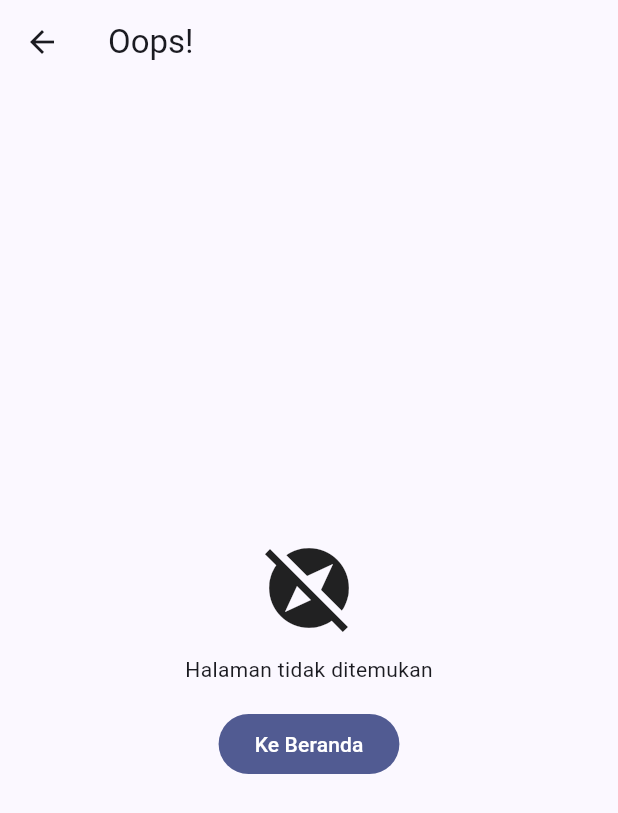
After one commit to lilykurnia6002-source/WS-Pengembangan-Website_10-navigasi-flutter.md, a Flutter app: the NotFoundPage screen opened by its route, on a phone screen of 412 x 824 dp. The commit adds this screen. Shown: the top 813 px of the screen. Run offline on Flutter 3.47's test engine with Material 3 defaults, Android fonts, the phone set to English and light mode, and no system bars; our stand-ins replace go_router.

Commit message:
Migrasi navigasi ke go_router dan finalisasi aplikasi

```diff
--- /dev/null
+++ b/lib/app/app_router.dart
@@ -0,0 +1,46 @@
+import 'package:go_router/go_router.dart';
+
+import '../data/dummy_data.dart';
+import '../models/models.dart';
+import '../pages/edit_profile_page.dart';
+import '../pages/not_found_page.dart';
+import '../pages/profile_page.dart';
+import '../pages/project_detail_page.dart';
+import '../pages/splash_page.dart';
+import 'app_routes.dart';
+
+final GoRouter appRouter = GoRouter(
+  initialLocation: AppRoutes.splash,
+  debugLogDiagnostics: true, // cetak log navigasi di Debug Console
+  errorBuilder: (context, state) => const NotFoundPage(), // pengganti halaman 404
+  routes: [
+    GoRoute(
+      path: AppRoutes.splash,
+      builder: (context, state) => const SplashPage(),
+    ),
+    GoRoute(
+      path: AppRoutes.profile,
+      builder: (context, state) => const ProfilePage(),
+      routes: [
+        // Route anak: path RELATIF (tanpa "/" di depan)
+        GoRoute(
+          path: 'projects/:id',
+          builder: (context, state) {
+            final id = state.pathParameters['id']!;
+            final project = findProjectById(id);
+            if (project == null) return const NotFoundPage();
+            return ProjectDetailPage(project: project);
+          },
+        ),
+        GoRoute(
+          path: 'edit',
+          builder: (context, state) {
+            final profile = state.extra; // objek yang dikirim lewat `extra`
+            if (profile is! Profile) return const NotFoundPage();
+            return EditProfilePage(profile: profile);
+          },
+        ),
+      ],
+    ),
+  ],
+);
--- /dev/null
+++ b/lib/app/app_routes.dart
@@ -0,0 +1,10 @@
+class AppRoutes {
+  AppRoutes._();
+
+  static const splash = '/';
+  static const profile = '/profile';
+  static const editProfile = '/profile/edit';
+
+  /// Path berparameter dibuat lewat fungsi, bukan string manual
+  static String projectDetail(String id) => '/profile/projects/$id';
+}
--- a/lib/data/dummy_data.dart
+++ b/lib/data/dummy_data.dart
@@ -29,3 +29,10 @@ const dummyProjects = <Project>[
     techStack: ['Kattapa Caffe', 'Rabbanii Caffe', 'Brise'],
   ),
 ];
+
+Project? findProjectById(String id) {
+  for (final project in dummyProjects) {
+    if (project.id == id) return project;
+  }
+  return null; // tidak ditemukan
+}
--- a/lib/main.dart
+++ b/lib/main.dart
@@ -1,6 +1,6 @@
 import 'package:flutter/material.dart';
 
-import 'pages/profile_page.dart';
+import 'app/app_router.dart';
 
 void main() => runApp(const MyApp());
 
@@ -9,11 +9,11 @@ class MyApp extends StatelessWidget {
 
   @override
   Widget build(BuildContext context) {
-    return MaterialApp(
+    return MaterialApp.router(
       title: 'Kartu Profil Digital',
       debugShowCheckedModeBanner: false,
       theme: ThemeData(colorSchemeSeed: Colors.indigo, useMaterial3: true),
-      home: const ProfilePage(),
+      routerConfig: appRouter,
     );
   }
 }
--- /dev/null
+++ b/lib/pages/not_found_page.dart
@@ -0,0 +1,30 @@
+import 'package:flutter/material.dart';
+import 'package:go_router/go_router.dart';
+
+import '../app/app_routes.dart';
+
+class NotFoundPage extends StatelessWidget {
+  const NotFoundPage({super.key});
+
+  @override
+  Widget build(BuildContext context) {
+    return Scaffold(
+      appBar: AppBar(title: const Text('Oops!')),
+      body: Center(
+        child: Column(
+          mainAxisSize: MainAxisSize.min,
+          children: [
+            const Icon(Icons.explore_off, size: 64),
+            const SizedBox(height: 12),
+            const Text('Halaman tidak ditemukan'),
+            const SizedBox(height: 16),
+            FilledButton(
+              onPressed: () => context.go(AppRoutes.profile),
+              child: const Text('Ke Beranda'),
+            ),
+          ],
+        ),
+      ),
+    );
+  }
+}
--- a/lib/pages/project_detail_page.dart
+++ b/lib/pages/project_detail_page.dart
@@ -1,4 +1,5 @@
 import 'package:flutter/material.dart';
+import 'package:go_router/go_router.dart';
 
 import '../models/models.dart';
 
@@ -33,7 +34,7 @@ class ProjectDetailPage extends StatelessWidget {
             SizedBox(
               width: double.infinity,
               child: FilledButton(
-                onPressed: () => Navigator.pop(context),
+                onPressed: () => context.pop(),
                 child: const Text('Kembali'),
               ),
             ),
--- a/pubspec.yaml
+++ b/pubspec.yaml
@@ -12,6 +12,7 @@ dependencies:
     sdk: flutter
   image_picker: ^1.0.7
   cupertino_icons: ^1.0.8
+  go_router: ^18.1.1
 
 dev_dependencies:
   flutter_test:
```
Also changed, not shown: lib/app/log_observer.dart (added, +23 -0 lines), lib/pages/edit_profile_page.dart (+4 -3 lines), lib/pages/profile_page.dart (+16 -16 lines), lib/pages/splash_page.dart (added, +42 -0 lines), pubspec.lock.
